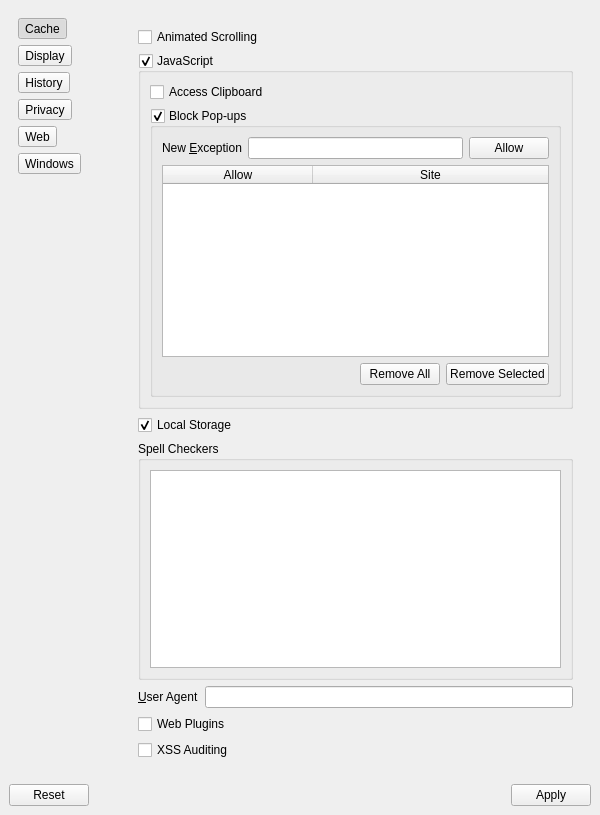
Qt form 2.x/UI/dooble_settings.ui (textbrowser/dooble) before a commit.
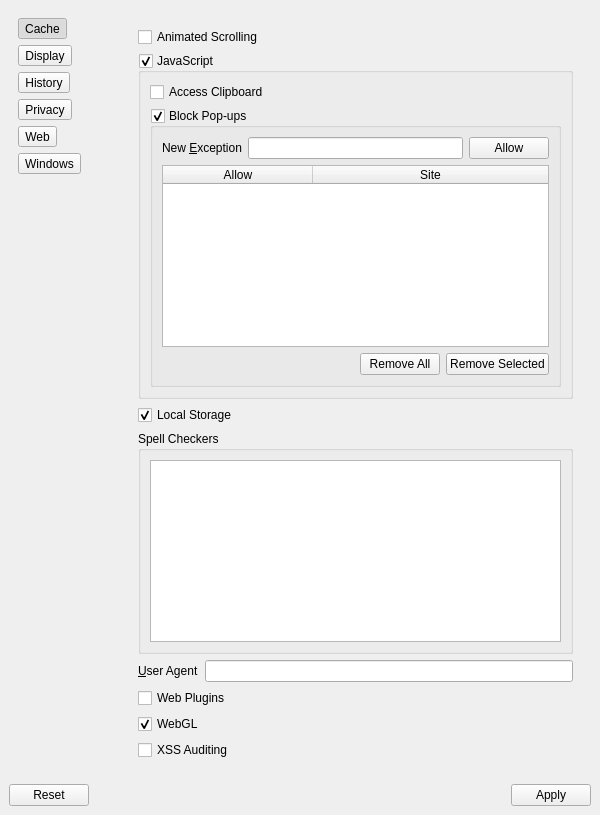
The same form after that commit. The open tabs and pages were chosen to show the change. Icons and pictures are not drawn.

```diff
--- a/2.x/UI/dooble_settings.ui
+++ b/2.x/UI/dooble_settings.ui
@@ -1156,8 +1156,8 @@
               <rect>
                <x>0</x>
                <y>0</y>
-               <width>270</width>
-               <height>700</height>
+               <width>451</width>
+               <height>746</height>
               </rect>
              </property>
              <layout class="QVBoxLayout" name="verticalLayout_16">
@@ -1377,6 +1377,16 @@
                 </property>
                </widget>
               </item>
+              <item>
+               <widget class="QCheckBox" name="webgl">
+                <property name="text">
+                 <string>WebGL</string>
+                </property>
+                <property name="checked">
+                 <bool>true</bool>
+                </property>
+               </widget>
+              </item>
               <item>
                <widget class="QCheckBox" name="xss_auditing">
                 <property name="text">
```
Left out of the diff: 5 changed lines with no effect on the pictures.
